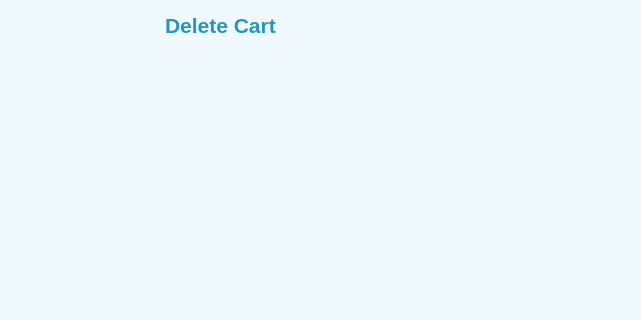
This is src/view/Cart.ui in chonrc/KontrolKitchenApp as Qt 5 draws it before an edit; both pictures show x 161 to 802 and y 0 to 320 of the 1093 by 644 pixel window. The edited form follows.
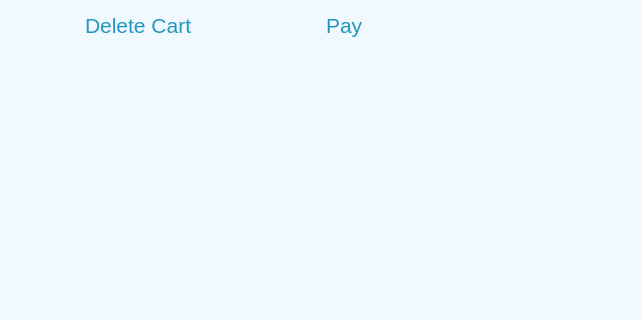
This is the edited form. Icons and pictures are not drawn. Custom widgets are drawn as their Qt base class.

Commit message: Cart window implemented

Diff of the .ui file:
```diff
--- a/src/view/Cart.ui
+++ b/src/view/Cart.ui
@@ -161,8 +161,8 @@
             <property name="font">
              <font>
               <pointsize>16</pointsize>
-              <weight>75</weight>
-              <bold>true</bold>
+              <weight>50</weight>
+              <bold>false</bold>
              </font>
             </property>
             <property name="styleSheet">
@@ -185,6 +185,33 @@
             </property>
            </widget>
           </item>
+          <item>
+           <widget class="QPushButton" name="payButton">
+            <property name="font">
+             <font>
+              <pointsize>16</pointsize>
+             </font>
+            </property>
+            <property name="styleSheet">
+             <string notr="true">background-color: rgb(239, 249, 254);
+border: none;
+color: rgb(37, 150, 190);</string>
+            </property>
+            <property name="text">
+             <string>Pay</string>
+            </property>
+            <property name="icon">
+             <iconset resource="res.qrc">
+              <normaloff>:/blueIcons/resources/icons_blue/thumbs-up.svg</normaloff>:/blueIcons/resources/icons_blue/thumbs-up.svg</iconset>
+            </property>
+            <property name="iconSize">
+             <size>
+              <width>32</width>
+              <height>32</height>
+             </size>
+            </property>
+           </widget>
+          </item>
           <item alignment="Qt::AlignRight">
            <widget class="QWidget" name="widget_5" native="true">
             <layout class="QHBoxLayout" name="horizontalLayout_5">
```
Left out of the diff: 2 changed lines with no effect on the pictures. The commit also changes 13 other files.
